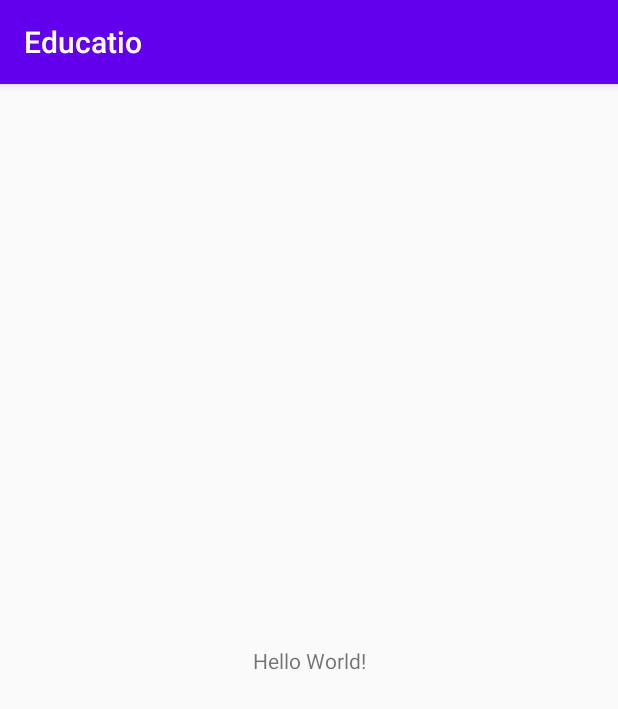
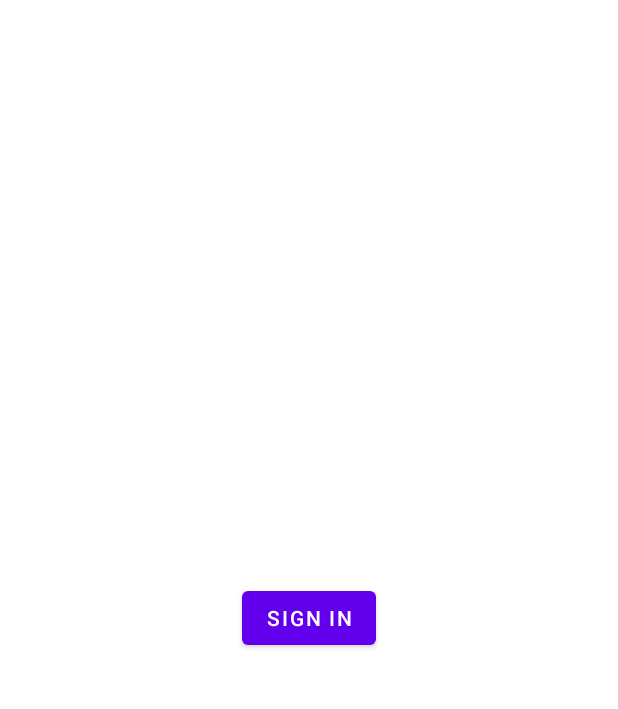
Before and after one commit to DarthBenro008/EduIn, an Android app: the screen it shows after launch (MainActivity before the commit, Auth after it), on a phone screen of 412 x 824 dp. Shown: the top 709 px of the screen. Run offline under Robolectric (Android 15) with nearby library versions, the phone set to English and light mode, and no system bars; our stand-ins replace Firebase (no records; nobody signed in at launch, a user with empty details on screens opened directly).

Commit message:
add: google sign in

```diff
--- a/app/src/main/AndroidManifest.xml
+++ b/app/src/main/AndroidManifest.xml
@@ -9,13 +9,14 @@
         android:roundIcon="@mipmap/ic_launcher_round"
         android:supportsRtl="true"
         android:theme="@style/AppTheme">
-        <activity android:name=".MainActivity">
+        <activity android:name=".ui.auth.Auth">
             <intent-filter>
                 <action android:name="android.intent.action.MAIN" />
 
                 <category android:name="android.intent.category.LAUNCHER" />
             </intent-filter>
         </activity>
+        <activity android:name=".MainActivity" />
     </application>
 
 </manifest>
--- /dev/null
+++ b/app/src/main/java/com/benrostudios/educatio/ui/auth/Auth.kt
@@ -0,0 +1,12 @@
+package com.benrostudios.educatio.ui.auth
+
+import androidx.appcompat.app.AppCompatActivity
+import android.os.Bundle
+import com.benrostudios.educatio.R
+
+class Auth : AppCompatActivity() {
+    override fun onCreate(savedInstanceState: Bundle?) {
+        super.onCreate(savedInstanceState)
+        setContentView(R.layout.activity_auth)
+    }
+}
--- /dev/null
+++ b/app/src/main/java/com/benrostudios/educatio/ui/auth/Welcome.kt
@@ -0,0 +1,112 @@
+package com.benrostudios.educatio.ui.auth
+
+import android.content.Intent
+import android.os.Bundle
+import android.util.Log
+import androidx.fragment.app.Fragment
+import android.view.LayoutInflater
+import android.view.View
+import android.view.ViewGroup
+import android.widget.Toast
+import com.benrostudios.educatio.MainActivity
+import com.benrostudios.educatio.R
+import com.google.android.gms.auth.api.signin.GoogleSignIn
+import com.google.android.gms.auth.api.signin.GoogleSignInClient
+import com.google.android.gms.auth.api.signin.GoogleSignInOptions
+import com.google.android.gms.common.api.ApiException
+import com.google.android.material.snackbar.Snackbar
+import com.google.firebase.auth.FirebaseAuth
+import com.google.firebase.auth.GoogleAuthProvider
+import com.google.firebase.auth.ktx.auth
+import com.google.firebase.ktx.Firebase
+import kotlinx.android.synthetic.main.fragment_welcome.*
+
+
+class Welcome : Fragment() {
+    private lateinit var googleSignInClient: GoogleSignInClient
+    private lateinit var auth: FirebaseAuth
+
+
+    override fun onCreate(savedInstanceState: Bundle?) {
+        super.onCreate(savedInstanceState)
+    }
+
+    override fun onCreateView(
+        inflater: LayoutInflater, container: ViewGroup?,
+        savedInstanceState: Bundle?
+    ): View? {
+        // Inflate the layout for this fragment
+        return inflater.inflate(R.layout.fragment_welcome, container, false)
+    }
+
+    override fun onViewCreated(view: View, savedInstanceState: Bundle?) {
+        super.onViewCreated(view, savedInstanceState)
+        auth = Firebase.auth
+        google_sing_in_btn.setOnClickListener {
+            initGoogleSignInClient()
+            signIn()
+        }
+    }
+
+    private fun initGoogleSignInClient() {
+        val gso = GoogleSignInOptions.Builder(GoogleSignInOptions.DEFAULT_SIGN_IN)
+            .requestIdToken(getString(R.string.default_web_client_id))
+            .requestEmail()
+            .build()
+        googleSignInClient = GoogleSignIn.getClient(requireActivity(), gso)
+    }
+
+    private fun signIn() {
+        val signInIntent = googleSignInClient.signInIntent
+
+        startActivityForResult(signInIntent, RC_SIGN_IN)
+    }
+
+    override fun onActivityResult(requestCode: Int, resultCode: Int, data: Intent?) {
+        super.onActivityResult(requestCode, resultCode, data)
+
+        // Result returned from launching the Intent from GoogleSignInApi.getSignInIntent(...);
+        if (requestCode == RC_SIGN_IN) {
+            val task = GoogleSignIn.getSignedInAccountFromIntent(data)
+            try {
+                // Google Sign In was successful, authenticate with Firebase
+                val account = task.getResult(ApiException::class.java)!!
+                Log.d(TAG, "firebaseAuthWithGoogle:" + account.id)
+                firebaseAuthWithGoogle(account.idToken!!)
+            } catch (e: ApiException) {
+                // Google Sign In failed, update UI appropriately
+                Log.w(TAG, "Google sign in failed", e)
+                // ...
+            }
+        }
+    }
+
+    private fun firebaseAuthWithGoogle(idToken: String) {
+        val credential = GoogleAuthProvider.getCredential(idToken, null)
+        auth.signInWithCredential(credential)
+            .addOnCompleteListener(requireActivity()) { task ->
+                if (task.isSuccessful) {
+                    // Sign in success, update UI with the signed-in user's information
+                    Log.d(TAG, "signInWithCredential:success")
+                    val user = auth.currentUser
+                    this.startActivity(Intent(requireActivity(), MainActivity::class.java))
+                    //updateUI(user)
+                } else {
+                    // If sign in fails, display a message to the user.
+                    Log.w(TAG, "signInWithCredential:failure", task.exception)
+                    // ...
+                    Toast.makeText(requireContext(), "Failed", Toast.LENGTH_SHORT).show()
+//                    Snackbar.make(view, "Authentication Failed.", Snackbar.LENGTH_SHORT).show()
+//                    updateUI(null)
+                }
+
+                // ...
+            }
+    }
+
+    companion object {
+        const val TAG = "welcomeFragment"
+        private const val RC_SIGN_IN = 9001
+    }
+
+}
--- /dev/null
+++ b/app/src/main/res/layout/activity_auth.xml
@@ -0,0 +1,20 @@
+<?xml version="1.0" encoding="utf-8"?>
+<androidx.constraintlayout.widget.ConstraintLayout xmlns:android="http://schemas.android.com/apk/res/android"
+    xmlns:app="http://schemas.android.com/apk/res-auto"
+    xmlns:tools="http://schemas.android.com/tools"
+    android:layout_width="match_parent"
+    android:layout_height="match_parent"
+    tools:context=".ui.auth.Auth">
+
+    <androidx.fragment.app.FragmentContainerView
+        android:id="@+id/nav_host_fragment_auth_activity"
+        android:name="androidx.navigation.fragment.NavHostFragment"
+        android:layout_width="match_parent"
+        android:layout_height="match_parent"
+        app:defaultNavHost="true"
+        app:layout_constraintBottom_toBottomOf="parent"
+        app:layout_constraintEnd_toEndOf="parent"
+        app:layout_constraintStart_toStartOf="parent"
+        app:layout_constraintTop_toTopOf="parent"
+        app:navGraph="@navigation/auth_nav_graph" />
+</androidx.constraintlayout.widget.ConstraintLayout>
--- /dev/null
+++ b/app/src/main/res/layout/fragment_welcome.xml
@@ -0,0 +1,19 @@
+<?xml version="1.0" encoding="utf-8"?>
+<androidx.constraintlayout.widget.ConstraintLayout xmlns:android="http://schemas.android.com/apk/res/android"
+    xmlns:app="http://schemas.android.com/apk/res-auto"
+    xmlns:tools="http://schemas.android.com/tools"
+    android:layout_width="match_parent"
+    android:layout_height="match_parent"
+    tools:context=".ui.auth.Welcome">
+
+
+    <Button
+        android:id="@+id/google_sing_in_btn"
+        android:layout_width="wrap_content"
+        android:layout_height="wrap_content"
+        android:text="Sign In"
+        app:layout_constraintBottom_toBottomOf="parent"
+        app:layout_constraintEnd_toEndOf="parent"
+        app:layout_constraintStart_toStartOf="parent"
+        app:layout_constraintTop_toTopOf="parent" />
+</androidx.constraintlayout.widget.ConstraintLayout>
--- /dev/null
+++ b/app/src/main/res/navigation/auth_nav_graph.xml
@@ -0,0 +1,13 @@
+<?xml version="1.0" encoding="utf-8"?>
+<navigation xmlns:android="http://schemas.android.com/apk/res/android"
+    xmlns:app="http://schemas.android.com/apk/res-auto"
+    xmlns:tools="http://schemas.android.com/tools"
+    android:id="@+id/auth_nav_graph"
+    app:startDestination="@id/welcome">
+
+    <fragment
+        android:id="@+id/welcome"
+        android:name="com.benrostudios.educatio.ui.auth.Welcome"
+        android:label="fragment_welcome"
+        tools:layout="@layout/fragment_welcome" />
+</navigation>
--- a/app/src/main/res/values/strings.xml
+++ b/app/src/main/res/values/strings.xml
@@ -1,3 +1,5 @@
 <resources>
     <string name="app_name">Educatio</string>
+    <!-- TODO: Remove or change this placeholder text -->
+    <string name="hello_blank_fragment">Hello blank fragment</string>
 </resources>
--- a/app/src/main/res/values/styles.xml
+++ b/app/src/main/res/values/styles.xml
@@ -1,6 +1,6 @@
 <resources>
     <!-- Base application theme. -->
-    <style name="AppTheme" parent="Theme.AppCompat.Light.DarkActionBar">
+    <style name="AppTheme" parent="Theme.MaterialComponents.DayNight.NoActionBar">
         <!-- Customize your theme here. -->
         <item name="colorPrimary">@color/colorPrimary</item>
         <item name="colorPrimaryDark">@color/colorPrimaryDark</item>
--- a/build.gradle
+++ b/build.gradle
@@ -8,6 +8,7 @@ buildscript {
     dependencies {
         classpath "com.android.tools.build:gradle:4.0.0"
         classpath "org.jetbrains.kotlin:kotlin-gradle-plugin:$kotlin_version"
+        classpath 'com.google.gms:google-services:4.3.3'
 
         // NOTE: Do not place your application dependencies here; they belong
         // in the individual module build.gradle files
```
Also changed, not shown: app/build.gradle (+12 -0 lines).
